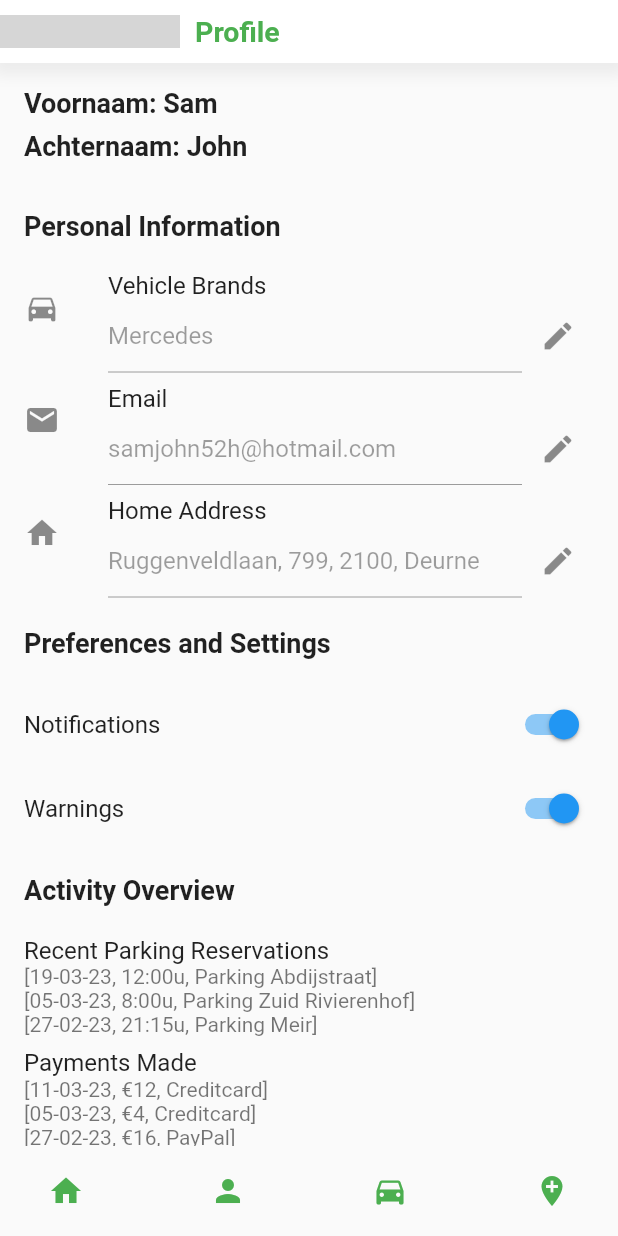
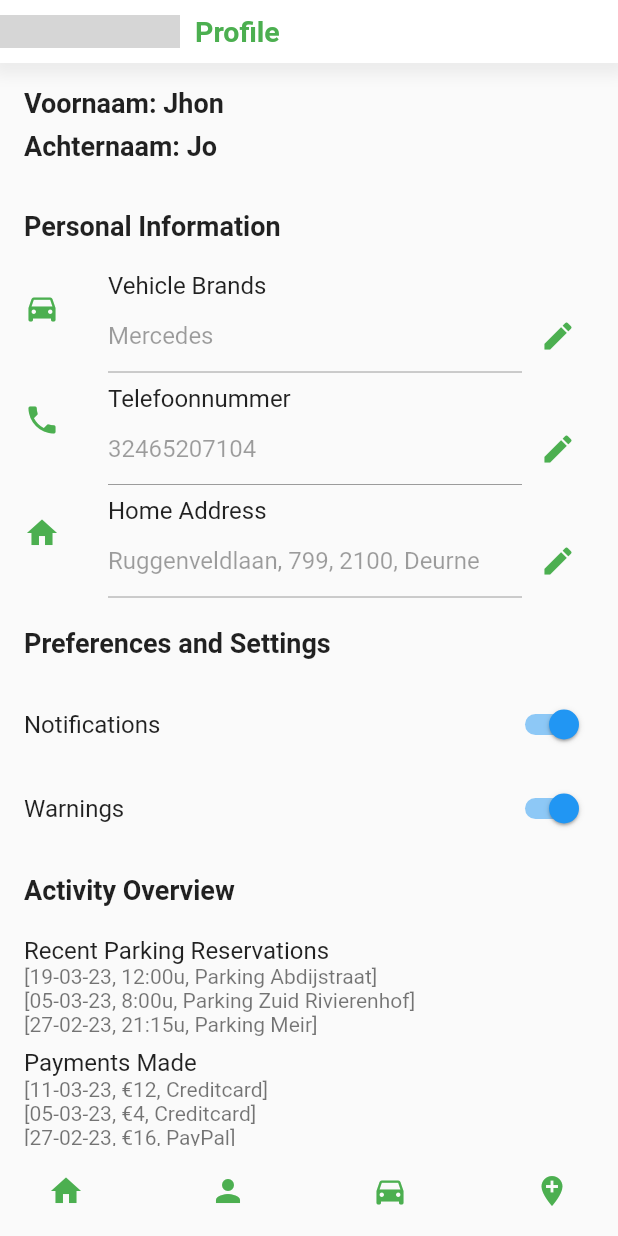
Before and after one commit to yousef12333/ParkPlanner, a Flutter app: the ProfilePage screen opened by its route, on a phone screen of 412 x 824 dp. Run offline on Flutter 3.47's test engine with Material 2 defaults, Android fonts, the light colour scheme and no system bars; our stand-ins replace cloud_firestore, firebase_auth, firebase_core, flutter_map, geocoding, geolocator and 1 more; missing offline and left inert: flutter_map_marker_cluster; accounts and stored records are empty; network calls fail; grey boxes are pictures that could not be loaded.

Commit message:
Added Help en Ondersteuning, Added icoon and improved frontend design.

```diff
--- a/lib/profilepage.dart
+++ b/lib/profilepage.dart
@@ -1,9 +1,15 @@
 import 'package:flutter/material.dart';
+import 'package:parkplannerproject/user_registration.dart';
 
-String firstName = 'Sam';
-String lastName = 'John';
+import 'edit_password.dart';
+
+/*String firstName = RegistrationPageState().firstName;
+String lastName = RegistrationPageState().firstName;
+int phoneNumber = RegistrationPageState().phoneNumber as int;*/
+String firstName = "Jhon";
+String lastName = "Jo";
 String vehicleBrands = 'Mercedes';
-String email = 'samjohn52h@hotmail.com';
+int phoneNumber = 0032465207104;
 String homeAddress = 'Ruggenveldlaan, 799, 2100, Deurne';
 
 class ProfilePage extends StatefulWidget {
@@ -96,7 +102,7 @@ class _ProfilePageState extends State<ProfilePage> {
             ),
           ),
           ListTile(
-            leading: Icon(Icons.directions_car),
+            leading: Icon(Icons.directions_car, color: Colors.green),
             title: Text('Vehicle Brands'),
             subtitle: Row(
               children: [
@@ -118,7 +124,7 @@ class _ProfilePageState extends State<ProfilePage> {
                         isEditing = false;
                       });
                     },
-                    icon: Icon(Icons.save),
+                    icon: Icon(Icons.save, color: Colors.green),
                   ),
                 if (!isEditing)
                   IconButton(
@@ -127,23 +133,23 @@ class _ProfilePageState extends State<ProfilePage> {
                         isEditing = true;
                       });
                     },
-                    icon: Icon(Icons.edit),
+                    icon: Icon(Icons.edit, color: Colors.green),
                   ),
               ],
             ),
           ),
           ListTile(
-            leading: Icon(Icons.email),
-            title: Text('Email'),
+            leading: Icon(Icons.phone, color: Colors.green),
+            title: Text('Telefoonnummer'),
             subtitle: Row(
               children: [
                 Expanded(
                   child: TextFormField(
-                    initialValue: email,
+                    initialValue: phoneNumber.toString(),
                     enabled: isEditing,
                     onChanged: (value) {
                       setState(() {
-                        email = value;
+                        phoneNumber = int.parse(value);
                       });
                     },
                   ),
@@ -155,7 +161,7 @@ class _ProfilePageState extends State<ProfilePage> {
                         isEditing = false;
                       });
                     },
-                    icon: Icon(Icons.save),
+                    icon: Icon(Icons.save, color: Colors.green),
                   ),
                 if (!isEditing)
                   IconButton(
@@ -164,13 +170,14 @@ class _ProfilePageState extends State<ProfilePage> {
                         isEditing = true;
                       });
                     },
-                    icon: Icon(Icons.edit),
+                    icon: Icon(Icons.edit, color: Colors.green),
                   ),
               ],
             ),
           ),
+
           ListTile(
-            leading: Icon(Icons.home),
+            leading: Icon(Icons.home, color: Colors.green),
             title: Text('Home Address'),
             subtitle: Row(
               children: [
@@ -192,7 +199,7 @@ class _ProfilePageState extends State<ProfilePage> {
                         isEditing = false;
                       });
                     },
-                    icon: Icon(Icons.save),
+                    icon: Icon(Icons.save, color: Colors.green),
                   ),
                 if (!isEditing)
                   IconButton(
@@ -201,7 +208,7 @@ class _ProfilePageState extends State<ProfilePage> {
                         isEditing = true;
                       });
                     },
-                    icon: Icon(Icons.edit),
+                    icon: Icon(Icons.edit, color: Colors.green),
                   ),
               ],
             ),
@@ -266,8 +273,87 @@ class _ProfilePageState extends State<ProfilePage> {
               ],
             ),
           ),
+          const Padding(
+            padding: EdgeInsets.all(16.0),
+            child: Text(
+              'Bewerk Wachtwoord',
+              style: TextStyle(
+                fontSize: 18.0,
+                fontWeight: FontWeight.bold,
+              ),
+            ),
+          ),
+          ListTile(
+            title: Text('Wachtwoord wijzigen'),
+            trailing: Icon(
+              Icons.arrow_forward_ios,
+              color: Colors.green,
+            ),
+            onTap: () {
+              Navigator.push(
+                context,
+                MaterialPageRoute(builder: (context) => EditPasswordPage()),
+              );
+            },
+          ),
+          const Padding(
+            padding: EdgeInsets.all(16.0),
+            child: Column(
+              crossAxisAlignment: CrossAxisAlignment.start,
+              children: [
+                Text(
+                  'Help en Ondersteuning',
+                  style: TextStyle(
+                    fontSize: 18.0,
+                    fontWeight: FontWeight.bold,
+                  ),
+                ),
+                SizedBox(height: 8.0),
+                Text(
+                  'Contact opnemen met klantenservice:',
+                  style: TextStyle(
+                    fontSize: 16.0,
+                  ),
+                ),
+                SizedBox(height: 8.0),
+                Row(
+                  children: [
+                    Icon(
+                      Icons.phone,
+                      color: Colors.green, // Voeg een gewenste kleur toe
+                    ),
+                    SizedBox(width: 8.0),
+                    Text(
+                      '046522071',
+                      style: TextStyle(
+                        fontSize: 16.0,
+                      ),
+                    ),
+                  ],
+                ),
+                SizedBox(height: 8.0),
+                Row(
+                  children: [
+                    Icon(
+                      Icons.email,
+                      color: Colors.green, // Voeg een gewenste kleur toe
+                    ),
+                    SizedBox(width: 8.0),
+                    Text(
+                      'parkplanner@klantenservice.be',
+                      style: TextStyle(
+                        fontSize: 16.0,
+                      ),
+                    ),
+                  ],
+                ),
+              ],
+            ),
+          ),
         ],
       ),
+
+      //Navigation
       bottomNavigationBar: SizedBox(
         height: 60,
         child: Row(mainAxisAlignment: MainAxisAlignment.spaceEvenly, children: [
```
Also changed, not shown: lib/edit_password.dart (added, +433 -0 lines), flutter_01.png (added).
